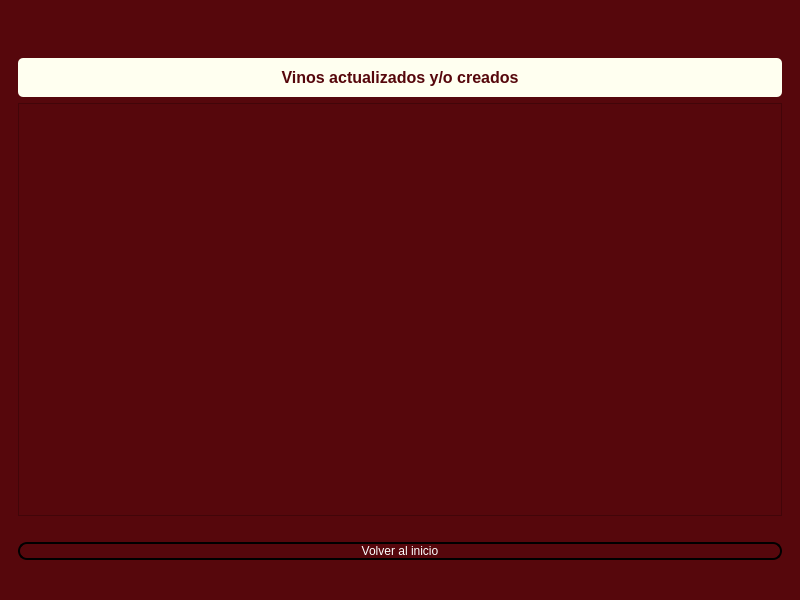
Qt form Interfaz/interfazDiseño.ui (FranciscoSaggiorato1/ppai_bonvino) before a commit.
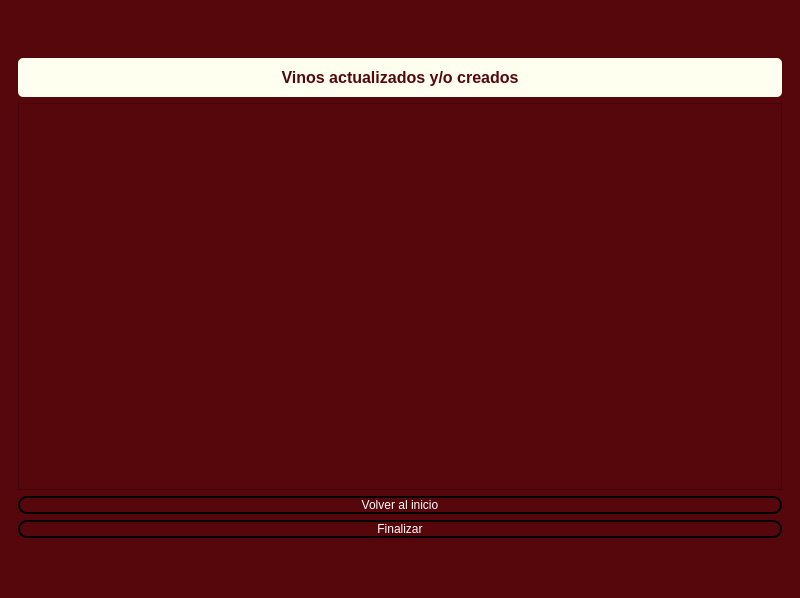
The same form after that commit. The open tabs and pages were chosen to show the change. Icons and pictures are not drawn.

```diff
--- a/Interfaz/interfazDiseño.ui
+++ b/Interfaz/interfazDiseño.ui
@@ -7,7 +7,7 @@
     <x>0</x>
     <y>0</y>
     <width>800</width>
-    <height>600</height>
+    <height>598</height>
    </rect>
   </property>
   <property name="font">
@@ -278,19 +278,6 @@
           </property>
          </widget>
         </item>
-        <item>
-         <spacer name="verticalSpacerBottom">
-          <property name="orientation">
-           <enum>Qt::Vertical</enum>
-          </property>
-          <property name="sizeHint" stdset="0">
-           <size>
-            <width>20</width>
-            <height>20</height>
-           </size>
-          </property>
-         </spacer>
-        </item>
         <item>
          <widget class="QPushButton" name="pushButtonVolver">
           <property name="styleSheet">
@@ -311,6 +298,39 @@
           </property>
          </widget>
         </item>
+        <item>
+         <widget class="QPushButton" name="pushButtonFinalizar">
+          <property name="styleSheet">
+           <string notr="true">QPushButton {
+border: 2px solid black;
+border-radius: 9px;
+color: white;
+}
+QPushButton:hover {
+    background: rgba(99, 7, 7, 0.8)
+}
+QPushButton:pressed {
+    background: rgba(99, 7, 7, 0.8)
+}</string>
+          </property>
+          <property name="text">
+           <string>Finalizar</string>
+          </property>
+         </widget>
+        </item>
+        <item>
+         <spacer name="verticalSpacerBottom">
+          <property name="orientation">
+           <enum>Qt::Vertical</enum>
+          </property>
+          <property name="sizeHint" stdset="0">
+           <size>
+            <width>20</width>
+            <height>20</height>
+           </size>
+          </property>
+         </spacer>
+        </item>
        </layout>
       </widget>
      </widget>
```
